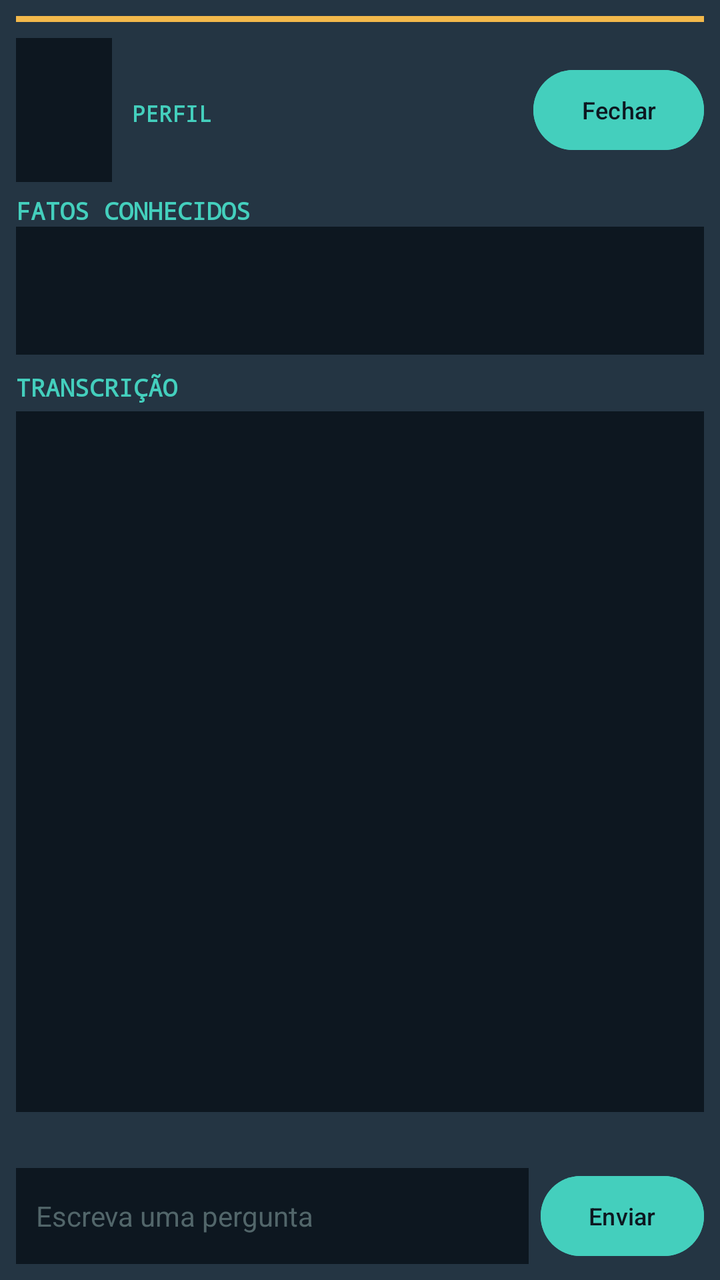
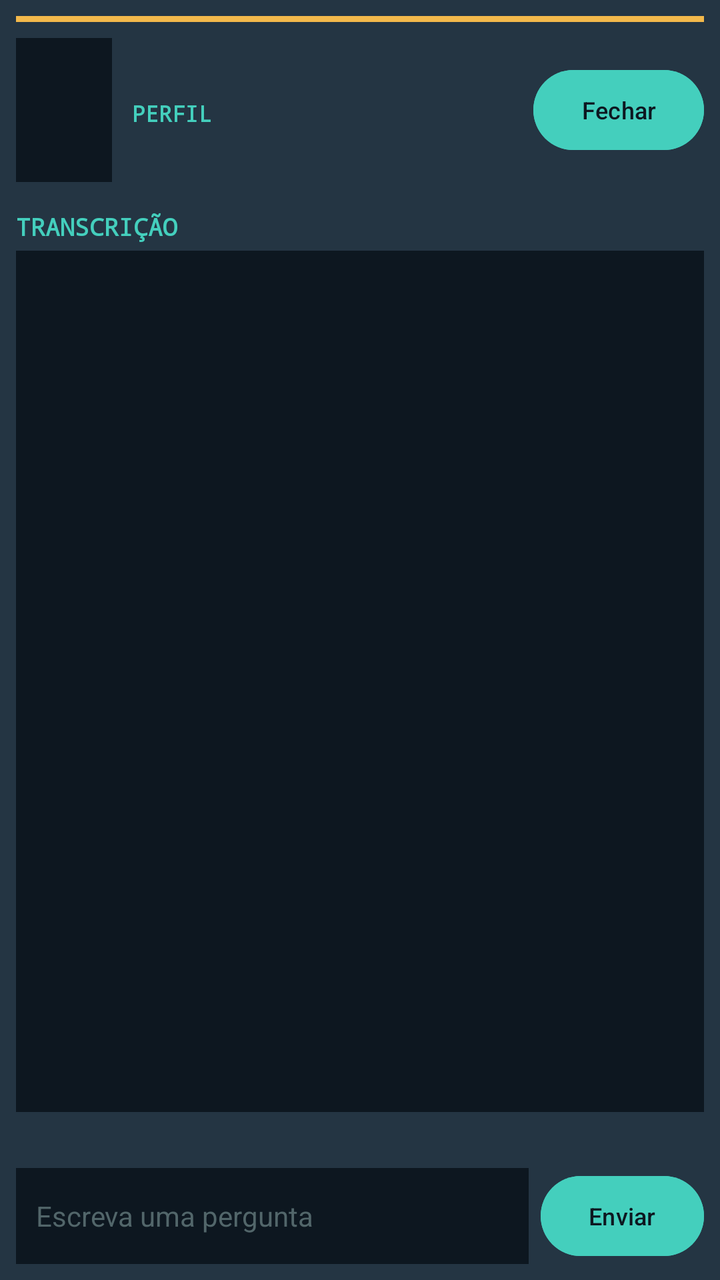

Screens rendered from an Android XML layout before and after an edit, with the pre-edit source and the edit as a unified diff.
<!-- AndroidManifest.xml: application theme Theme.Marvel -->
<!-- res/layout/dialog_interview.xml -->
<?xml version="1.0" encoding="utf-8"?>
<LinearLayout xmlns:android="http://schemas.android.com/apk/res/android"
    android:id="@+id/interview_root"
    android:layout_width="match_parent"
    android:layout_height="match_parent"
    android:background="#243543"
    android:orientation="vertical"
    android:padding="8dp">

    <View android:layout_width="match_parent" android:layout_height="3dp" android:background="#F2B84B" />

    <LinearLayout
        android:layout_width="match_parent"
        android:layout_height="wrap_content"
        android:gravity="center_vertical"
        android:orientation="horizontal"
        android:paddingTop="8dp"
        android:paddingBottom="6dp">

        <ImageView
            android:id="@+id/interview_portrait"
            android:layout_width="48dp"
            android:layout_height="72dp"
            android:background="#0D1720"
            android:contentDescription="@string/interview_portrait_description"
            android:scaleType="fitCenter" />

        <LinearLayout
            android:layout_width="0dp"
            android:layout_height="wrap_content"
            android:layout_marginStart="10dp"
            android:layout_weight="1"
            android:orientation="vertical">

            <TextView
                android:id="@+id/interview_name"
                android:layout_width="match_parent"
                android:layout_height="wrap_content"
                android:fontFamily="monospace"
                android:textColor="#C4D5C8"
                android:textSize="18sp"
                android:textStyle="bold" />

            <TextView
                android:layout_width="match_parent"
                android:layout_height="wrap_content"
                android:fontFamily="monospace"
                android:text="@string/interview_personality_tag"
                android:textColor="#44CFBD"
                android:textSize="11sp"
                android:textStyle="bold" />

            <TextView
                android:id="@+id/interview_personality"
                android:layout_width="match_parent"
                android:layout_height="wrap_content"
                android:paddingTop="3dp"
                android:textColor="#C4D5C8"
                android:textSize="13sp" />
        </LinearLayout>

        <Button
            android:id="@+id/interview_close"
            android:layout_width="wrap_content"
            android:layout_height="48dp"
            android:backgroundTint="#44CFBD"
            android:minWidth="48dp"
            android:text="@string/close"
            android:textAllCaps="false"
            android:textColor="#0D1720"
            android:textSize="12sp" />
    </LinearLayout>

    <TextView
        android:layout_width="match_parent"
        android:layout_height="wrap_content"
        android:fontFamily="monospace"
        android:text="@string/known_facts_title"
        android:textColor="#44CFBD"
        android:textSize="12sp"
        android:textStyle="bold" />

    <ScrollView
        android:layout_width="match_parent"
        android:layout_height="64dp"
        android:background="#0D1720"
        android:scrollbars="vertical"
        android:overScrollMode="ifContentScrolls">

        <TextView
            android:id="@+id/interview_known_facts"
            android:layout_width="match_parent"
            android:layout_height="wrap_content"
            android:padding="8dp"
            android:textColor="#C4D5C8"
            android:textSize="12sp" />
    </ScrollView>

    <TextView
        android:layout_width="match_parent"
        android:layout_height="wrap_content"
        android:layout_marginTop="8dp"
        android:fontFamily="monospace"
        android:text="@string/interview_transcript_title"
        android:textColor="#44CFBD"
        android:textSize="12sp"
        android:textStyle="bold" />

    <ScrollView
        android:id="@+id/interview_transcript_scroll"
        android:layout_width="match_parent"
        android:layout_height="0dp"
        android:layout_marginTop="4dp"
        android:layout_weight="1"
        android:background="#0D1720"
        android:fillViewport="true"
        android:overScrollMode="ifContentScrolls">

        <TextView
            android:id="@+id/interview_transcript"
            android:layout_width="match_parent"
            android:layout_height="wrap_content"
            android:padding="10dp"
            android:textColor="#C4D5C8"
            android:textSize="15sp" />
    </ScrollView>

    <TextView
        android:id="@+id/interview_status"
        android:layout_width="match_parent"
        android:layout_height="wrap_content"
        android:minHeight="28dp"
        android:paddingTop="4dp"
        android:textColor="#F2B84B"
        android:textSize="12sp" />

    <LinearLayout
        android:layout_width="match_parent"
        android:layout_height="wrap_content"
        android:gravity="center_vertical"
        android:orientation="horizontal">

        <EditText
            android:id="@+id/interview_input"
            android:layout_width="0dp"
            android:layout_height="48dp"
            android:layout_weight="1"
            android:background="#0D1720"
            android:hint="@string/chat_input_hint"
            android:imeOptions="actionSend"
            android:inputType="textCapSentences|textMultiLine"
            android:maxLines="2"
            android:paddingStart="10dp"
            android:paddingEnd="10dp"
            android:textColor="#C4D5C8"
            android:textColorHint="#52666A"
            android:textSize="14sp" />

        <Button
            android:id="@+id/interview_send"
            android:layout_width="wrap_content"
            android:layout_height="48dp"
            android:layout_marginStart="6dp"
            android:backgroundTint="#44CFBD"
            android:minWidth="72dp"
            android:text="@string/send_message"
            android:textAllCaps="false"
            android:textColor="#0D1720"
            android:textSize="12sp" />
    </LinearLayout>

    <Button
        android:id="@+id/interview_retry"
        android:layout_width="match_parent"
        android:layout_height="48dp"
        android:layout_marginTop="4dp"
        android:backgroundTint="#F2B84B"
        android:text="@string/retry"
        android:textAllCaps="false"
        android:textColor="#0D1720"
        android:visibility="gone" />
</LinearLayout>
<!-- resources referenced by this layout -->
<resources>
  <string name="chat_input_hint">Escreva uma pergunta</string>
  <string name="close">Fechar</string>
  <string name="interview_personality_tag">PERFIL</string>
  <string name="interview_portrait_description">Retrato de %1$s</string>
  <string name="interview_transcript_title">TRANSCRIÇÃO</string>
  <string name="known_facts_title">FATOS CONHECIDOS</string>
  <string name="retry">Tentar novamente</string>
  <string name="send_message">Enviar</string>
  <style name="Theme.Marvel" parent="Base.Theme.Marvel" />
  <style name="Base.Theme.Marvel" parent="Theme.Material3.DayNight.NoActionBar">
          
          
      </style>
</resources>

<!-- the commit's change to res/layout/dialog_interview.xml (unified diff, before → after) -->
@@ -74,31 +74,6 @@
     <TextView
         android:layout_width="match_parent"
         android:layout_height="wrap_content"
-        android:fontFamily="monospace"
-        android:text="@string/known_facts_title"
-        android:textColor="#44CFBD"
-        android:textSize="12sp"
-        android:textStyle="bold" />
-
-    <ScrollView
-        android:layout_width="match_parent"
-        android:layout_height="64dp"
-        android:background="#0D1720"
-        android:scrollbars="vertical"
-        android:overScrollMode="ifContentScrolls">
-
-        <TextView
-            android:id="@+id/interview_known_facts"
-            android:layout_width="match_parent"
-            android:layout_height="wrap_content"
-            android:padding="8dp"
-            android:textColor="#C4D5C8"
-            android:textSize="12sp" />
-    </ScrollView>
-
-    <TextView
-        android:layout_width="match_parent"
-        android:layout_height="wrap_content"
         android:layout_marginTop="8dp"
         android:fontFamily="monospace"
         android:text="@string/interview_transcript_title"
@@ -147,7 +122,7 @@
             android:layout_weight="1"
             android:background="#0D1720"
             android:hint="@string/chat_input_hint"
-            android:imeOptions="actionSend"
+            android:imeOptions="actionSend|flagNoExtractUi"
             android:inputType="textCapSentences|textMultiLine"
             android:maxLines="2"
             android:paddingStart="10dp"
<!-- resource entries referenced after the edit -->
@@ -5,7 +5,6 @@
   <string name="interview_personality_tag">PERFIL</string>
   <string name="interview_portrait_description">Retrato de %1$s</string>
   <string name="interview_transcript_title">TRANSCRIÇÃO</string>
-  <string name="known_facts_title">FATOS CONHECIDOS</string>
   <string name="retry">Tentar novamente</string>
   <string name="send_message">Enviar</string>
   <style name="Theme.Marvel" parent="Base.Theme.Marvel" />
